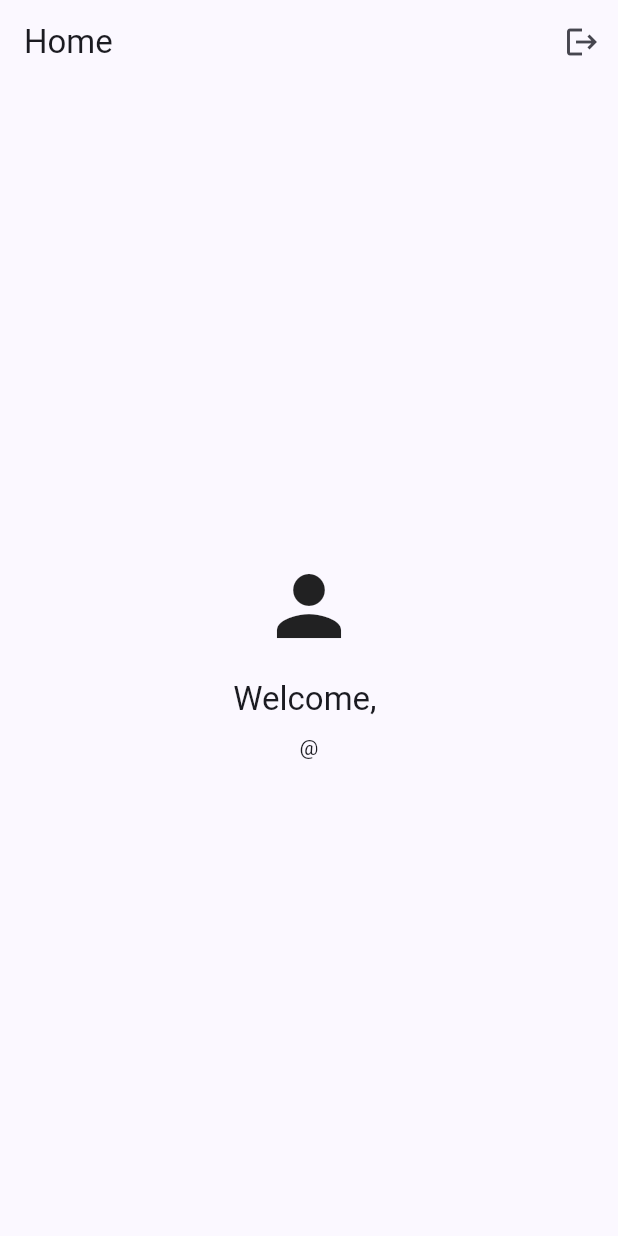
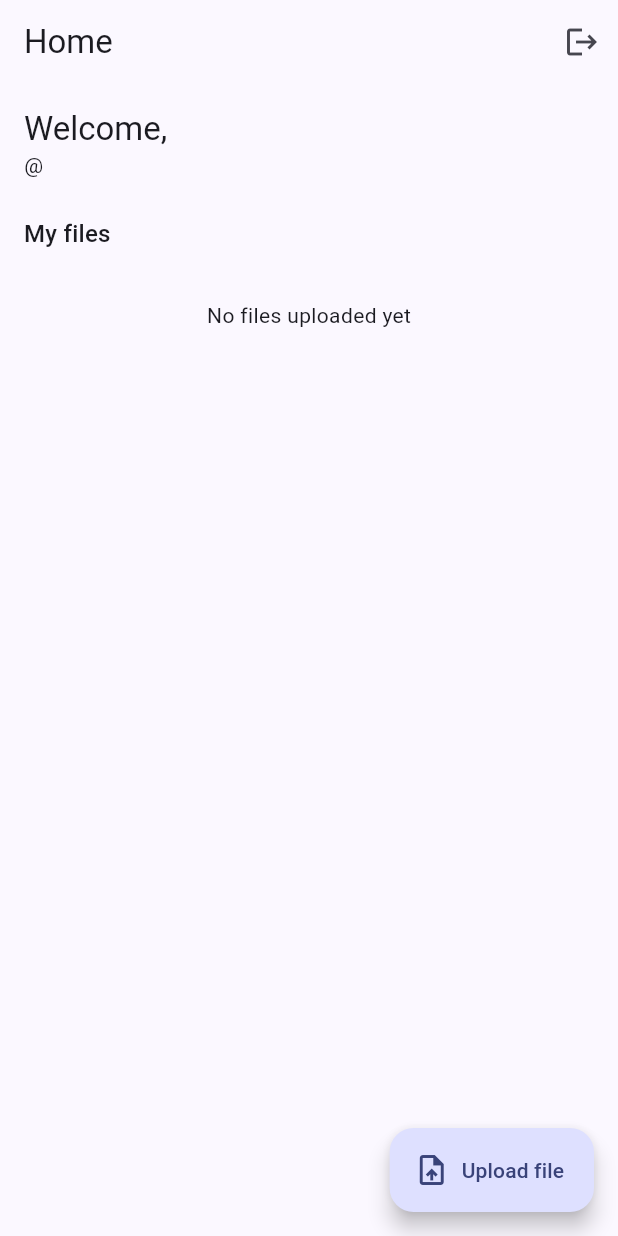
Before and after one commit to raz-sha/flexbenefit, a Flutter app: the screen it shows once a user with an empty profile is signed in, on a phone screen of 412 x 824 dp. Run offline on Flutter 3.47's test engine with Material 3 defaults, Android fonts, the phone set to English and light mode, and no system bars; our stand-ins replace file_picker, supabase_flutter; accounts and stored records are empty.

Commit message:
Add file upload for the user role via Supabase Storage
Users can upload, list, download, and delete their own files in a
private "uploads" bucket scoped per-user by RLS (admins can see/delete
everyone's). Adds file_picker for the web upload UI.

Co-Authored-By: Claude Sonnet 5 <noreply@anthropic.com>

```diff
--- a/lib/screens/user/user_home_screen.dart
+++ b/lib/screens/user/user_home_screen.dart
@@ -1,12 +1,98 @@
+import 'dart:html' as html;
+
+import 'package:file_picker/file_picker.dart';
 import 'package:flutter/material.dart';
 
 import '../../models/app_user.dart';
 import '../../services/auth_service.dart';
+import '../../services/storage_service.dart';
 
-class UserHomeScreen extends StatelessWidget {
+class UserHomeScreen extends StatefulWidget {
   final AppUser currentUser;
 
   const UserHomeScreen({super.key, required this.currentUser});
+
+  @override
+  State<UserHomeScreen> createState() => _UserHomeScreenState();
+}
+
+class _UserHomeScreenState extends State<UserHomeScreen> {
+  final _storageService = StorageService();
+  late Future<List<UploadedFile>> _filesFuture;
+  bool _isUploading = false;
+
+  @override
+  void initState() {
+    super.initState();
+    _filesFuture = _storageService.listOwnFiles();
+  }
+
+  void _reload() {
+    setState(() => _filesFuture = _storageService.listOwnFiles());
+  }
+
+  Future<void> _pickAndUpload() async {
+    final result = await FilePicker.platform.pickFiles(withData: true);
+    if (result == null || result.files.isEmpty) return;
+    final picked = result.files.first;
+    final bytes = picked.bytes;
+    if (bytes == null) return;
+
+    setState(() => _isUploading = true);
+    try {
+      await _storageService.uploadFile(fileName: picked.name, bytes: bytes);
+      _reload();
+    } catch (e) {
+      if (!mounted) return;
+      ScaffoldMessenger.of(context)
+          .showSnackBar(SnackBar(content: Text('Upload failed: $e')));
+    } finally {
+      if (mounted) setState(() => _isUploading = false);
+    }
+  }
+
+  Future<void> _download(UploadedFile file) async {
+    try {
+      final url = await _storageService.createDownloadUrl(file.path);
+      html.window.open(url, '_blank');
+    } catch (e) {
+      if (!mounted) return;
+      ScaffoldMessenger.of(context)
+          .showSnackBar(SnackBar(content: Text('Download failed: $e')));
+    }
+  }
+
+  Future<void> _delete(UploadedFile file) async {
+    final confirmed = await showDialog<bool>(
+      context: context,
+      builder: (context) => AlertDialog(
+        title: const Text('Delete file'),
+        content: Text('Delete "${file.displayName}"?'),
+        actions: [
+          TextButton(
+            onPressed: () => Navigator.pop(context, false),
+            child: const Text('Cancel'),
+          ),
+          FilledButton(
+            onPressed: () => Navigator.pop(context, true),
+            style: FilledButton.styleFrom(
+              backgroundColor: Theme.of(context).colorScheme.error,
+            ),
+            child: const Text('Delete'),
+          ),
+        ],
+      ),
+    );
+    if (confirmed != true) return;
+    try {
+      await _storageService.deleteFile(file.path);
+      _reload();
+    } catch (e) {
+      if (!mounted) return;
+      ScaffoldMessenger.of(context)
+          .showSnackBar(SnackBar(content: Text('Delete failed: $e')));
+    }
+  }
 
   @override
   Widget build(BuildContext context) {
@@ -21,18 +107,79 @@ class UserHomeScreen extends StatelessWidget {
           ),
         ],
       ),
-      body: Center(
-        child: Column(
-          mainAxisSize: MainAxisSize.min,
+      floatingActionButton: FloatingActionButton.extended(
+        onPressed: _isUploading ? null : _pickAndUpload,
+        icon: _isUploading
+            ? const SizedBox(
+                height: 18,
+                width: 18,
+                child: CircularProgressIndicator(strokeWidth: 2),
+              )
+            : const Icon(Icons.upload_file),
+        label: Text(_isUploading ? 'Uploading...' : 'Upload file'),
+      ),
+      body: RefreshIndicator(
+        onRefresh: () async => _reload(),
+        child: ListView(
+          padding: const EdgeInsets.symmetric(vertical: 16),
           children: [
-            const Icon(Icons.person, size: 64),
-            const SizedBox(height: 16),
-            Text(
-              'Welcome, ${currentUser.fullName.isNotEmpty ? currentUser.fullName : currentUser.username}',
-              style: Theme.of(context).textTheme.titleLarge,
+            Padding(
+              padding: const EdgeInsets.symmetric(horizontal: 16),
+              child: Column(
+                crossAxisAlignment: CrossAxisAlignment.start,
+                children: [
+                  Text(
+                    'Welcome, ${widget.currentUser.fullName.isNotEmpty ? widget.currentUser.fullName : widget.currentUser.username}',
+                    style: Theme.of(context).textTheme.titleLarge,
+                  ),
+                  Text('@${widget.currentUser.username}'),
+                  const SizedBox(height: 24),
+                  Text('My files', style: Theme.of(context).textTheme.titleMedium),
+                ],
+              ),
             ),
             const SizedBox(height: 8),
-            Text('@${currentUser.username}'),
+            FutureBuilder<List<UploadedFile>>(
+              future: _filesFuture,
+              builder: (context, snapshot) {
+                if (snapshot.connectionState != ConnectionState.done) {
+                  return const Padding(
+                    padding: EdgeInsets.all(24),
+                    child: Center(child: CircularProgressIndicator()),
+                  );
+                }
+                if (snapshot.hasError) {
+                  return Padding(
+                    padding: const EdgeInsets.all(16),
+                    child: Text('Error: ${snapshot.error}'),
+                  );
+                }
+                final files = snapshot.data ?? [];
+                if (files.isEmpty) {
+                  return const Padding(
+                    padding: EdgeInsets.all(24),
+                    child: Center(child: Text('No files uploaded yet')),
+                  );
+                }
+                return Column(
+                  children: [
+                    for (final file in files)
+                      ListTile(
+                        leading: const Icon(Icons.insert_drive_file_outlined),
+                        title: Text(file.displayName),
+                        subtitle: file.updatedAt != null
+                            ? Text(file.updatedAt!.toLocal().toString())
+                            : null,
+                        onTap: () => _download(file),
+                        trailing: IconButton(
+                          icon: const Icon(Icons.delete_outline),
+                          onPressed: () => _delete(file),
+                        ),
+                      ),
+                  ],
+                );
+              },
+            ),
           ],
         ),
       ),
--- /dev/null
+++ b/lib/services/storage_service.dart
@@ -0,0 +1,60 @@
+import 'dart:typed_data';
+
+import 'package:supabase_flutter/supabase_flutter.dart';
+
+class UploadedFile {
+  final String path;
+  final String displayName;
+  final DateTime? updatedAt;
+
+  const UploadedFile({
+    required this.path,
+    required this.displayName,
+    this.updatedAt,
+  });
+}
+
+/// Handles per-user file uploads in the private "uploads" Storage bucket.
+/// Objects live under "<user_id>/<timestamp>_<filename>"; RLS policies on
+/// storage.objects restrict each user to their own folder (admins see all).
+class StorageService {
+  final SupabaseClient _client = Supabase.instance.client;
+  static const _bucket = 'uploads';
+
+  String get _ownFolder => _client.auth.currentUser!.id;
+
+  Future<void> uploadFile({
+    required String fileName,
+    required Uint8List bytes,
+  }) async {
+    final objectPath =
+        '$_ownFolder/${DateTime.now().millisecondsSinceEpoch}_$fileName';
+    await _client.storage.from(_bucket).uploadBinary(objectPath, bytes);
+  }
+
+  Future<List<UploadedFile>> listOwnFiles() async {
+    final objects = await _client.storage.from(_bucket).list(
+          path: _ownFolder,
+          searchOptions: const SearchOptions(
+            sortBy: SortBy(column: 'created_at', order: 'desc'),
+          ),
+        );
+    return objects
+        .map((object) => UploadedFile(
+              path: '$_ownFolder/${object.name}',
+              displayName: object.name.replaceFirst(RegExp(r'^\d+_'), ''),
+              updatedAt: object.updatedAt != null
+                  ? DateTime.tryParse(object.updatedAt!)
+                  : null,
+            ))
+        .toList();
+  }
+
+  Future<String> createDownloadUrl(String path) {
+    return _client.storage.from(_bucket).createSignedUrl(path, 60 * 10);
+  }
+
+  Future<void> deleteFile(String path) {
+    return _client.storage.from(_bucket).remove([path]);
+  }
+}
--- a/pubspec.yaml
+++ b/pubspec.yaml
@@ -10,6 +10,7 @@ dependencies:
   flutter:
     sdk: flutter
   supabase_flutter: ^2.6.0
+  file_picker: ^8.1.2
 
 dev_dependencies:
   flutter_test:
```
Also changed, not shown: 2 other files.
